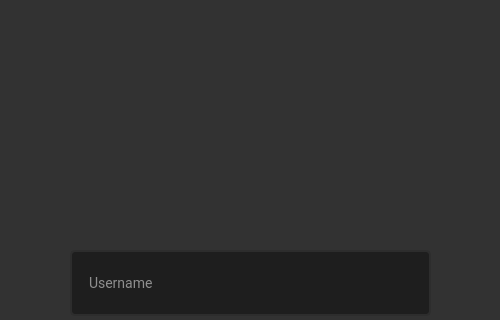
Qt form LoginAll.ui (sheikhsufyan89/dsa_project) before a commit; both pictures show x 0 to 500 and y 0 to 320 of the 500 by 700 pixel window.
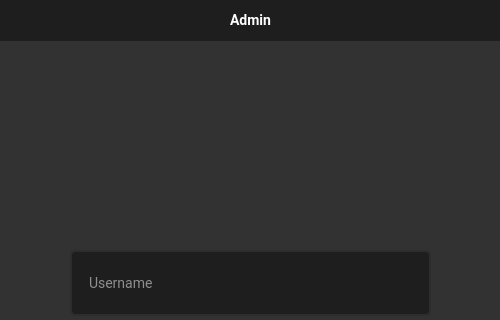
The same form after that commit.

The edit to the form file:
```diff
--- a/LoginAll.ui
+++ b/LoginAll.ui
@@ -172,6 +172,39 @@
     </item>
    </layout>
   </widget>
+  <widget class="QLabel" name="label">
+   <property name="geometry">
+    <rect>
+     <x>0</x>
+     <y>0</y>
+     <width>501</width>
+     <height>41</height>
+    </rect>
+   </property>
+   <property name="font">
+    <font>
+     <family>Roboto</family>
+     <pointsize>-1</pointsize>
+     <weight>75</weight>
+     <bold>true</bold>
+    </font>
+   </property>
+   <property name="styleSheet">
+    <string notr="true">background-color: rgb(30, 30, 30);color:rgb(255,255,255)</string>
+   </property>
+   <property name="text">
+    <string>Admin</string>
+   </property>
+   <property name="textFormat">
+    <enum>Qt::AutoText</enum>
+   </property>
+   <property name="alignment">
+    <set>Qt::AlignCenter</set>
+   </property>
+   <property name="margin">
+    <number>0</number>
+   </property>
+  </widget>
  </widget>
  <resources/>
  <connections/>
```
